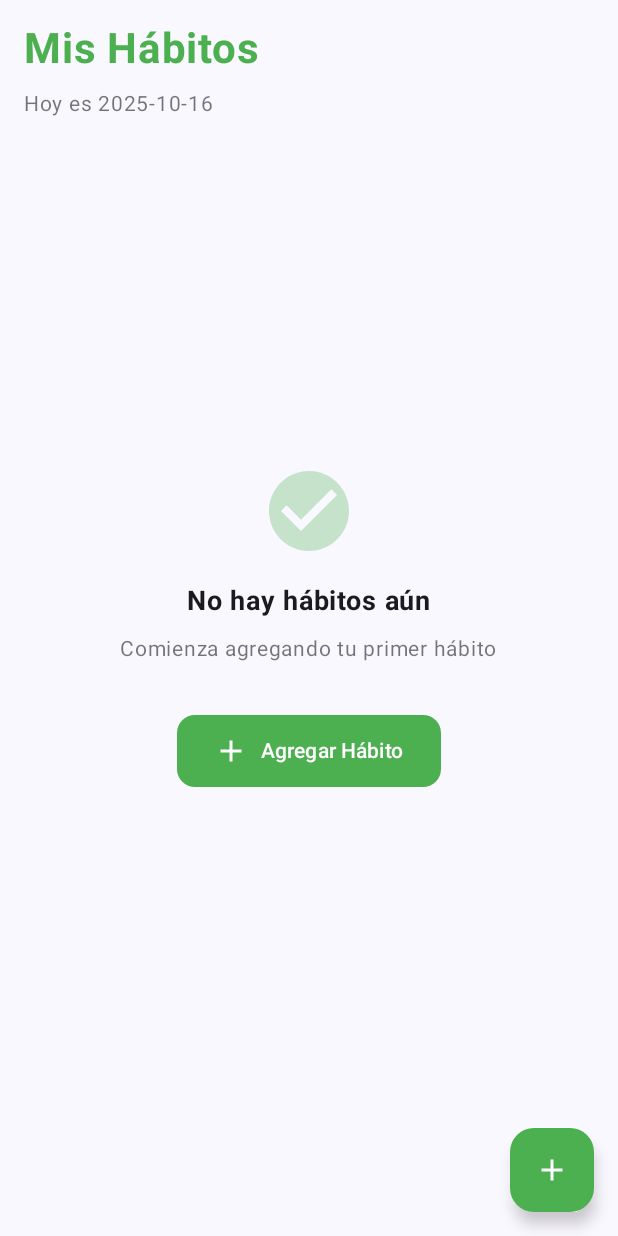
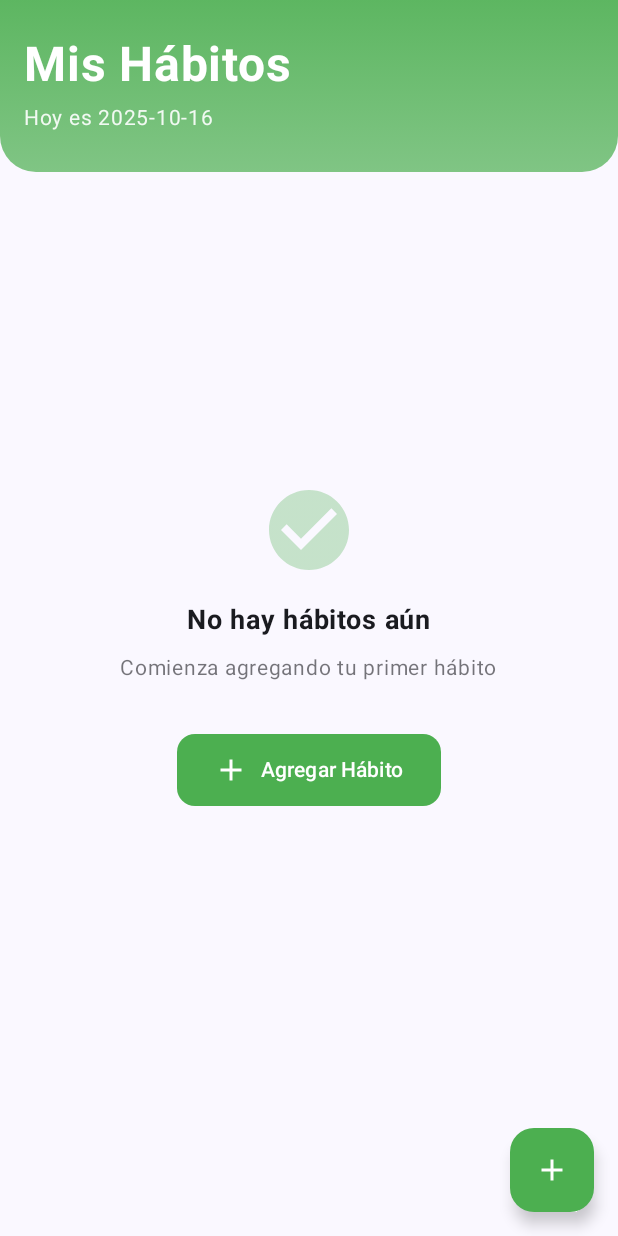
Before and after one commit to RdzJJ/app_nativa_appsmoviles, an Android app built with Jetpack Compose: the composable HomeScreen shown on its own in the app's theme, on a phone screen of 412 x 824 dp. Run offline under Robolectric (Android 15) with nearby library versions, the phone set to English and light mode, and no system bars.

Commit message:
Updates home screen UI with header
Improves the home screen's appearance by adding a visually appealing header with a gradient background.

This change enhances the user experience by providing a more engaging and informative welcome section on the home screen.

```diff
--- a/app/src/main/java/co/edu/upb/vitahabittracker/ui/screens/HomeScreen.kt
+++ b/app/src/main/java/co/edu/upb/vitahabittracker/ui/screens/HomeScreen.kt
@@ -16,6 +16,7 @@ import androidx.compose.runtime.*
 import androidx.compose.ui.Alignment
 import androidx.compose.ui.Modifier
 import androidx.compose.ui.draw.alpha
+import androidx.compose.ui.graphics.Color
 import androidx.compose.ui.res.stringResource
 import androidx.compose.ui.text.font.FontWeight
 import androidx.compose.ui.text.style.TextDecoration
@@ -43,31 +44,57 @@ fun HomeScreen(
         modifier =
             Modifier.fillMaxSize().background(color = MaterialTheme.colorScheme.background)
     ) {
-        Column(
+        Column(modifier = Modifier.fillMaxSize()) {
+            // Header con fondo verde
+            Box(
                 modifier =
-                Modifier.fillMaxSize()
-                    .padding(horizontal = 16.dp)
-                    .padding(
-                        top = 16.dp,
-                        bottom = 96.dp
-                    ) // Space for nav bar (80dp) + extra spacing
+                    Modifier.fillMaxWidth()
+                        .background(
+                            brush =
+                                androidx.compose.ui.graphics.Brush
+                                    .verticalGradient(
+                                        colors =
+                                            listOf(
+                                                GreenPrimary
+                                                    .copy(
+                                                        alpha =
+                                                            0.9f
+                                                    ),
+                                                GreenPrimary
+                                                    .copy(
+                                                        alpha =
+                                                            0.7f
+                                                    )
+                                            )
+                                    ),
+                            shape = RoundedCornerShape(bottomStart = 24.dp, bottomEnd = 24.dp)
+                        )
+                        .padding(horizontal = 16.dp, vertical = 24.dp)
             ) {
-            // Header
+                Column {
                     Text(
                         text = stringResource(R.string.home_title),
-                fontSize = 28.sp,
+                        fontSize = 32.sp,
                         fontWeight = FontWeight.Bold,
-                color = GreenPrimary,
-                modifier = Modifier.padding(bottom = 8.dp)
+                        color = Color.White,
+                        modifier = Modifier.padding(bottom = 4.dp)
                     )
 
                     Text(
                         text = "Hoy es ${java.time.LocalDate.now()}",
                         fontSize = 14.sp,
-                color = MaterialTheme.colorScheme.onBackground.copy(alpha = 0.6f),
-                modifier = Modifier.padding(bottom = 24.dp)
+                        color = Color.White.copy(alpha = 0.9f)
                     )
+                }
+            }
 
+            // Contenido principal
+            Column(
+                modifier =
+                    Modifier.fillMaxSize()
+                        .padding(horizontal = 16.dp)
+                        .padding(top = 16.dp, bottom = 96.dp)
+            ) {
                 // Habits List or Empty State
                 if (habits.isEmpty()) {
                     // Empty State
@@ -129,6 +156,7 @@ fun HomeScreen(
                         }
 
                         item { Spacer(modifier = Modifier.height(16.dp)) }
+                    }
                 }
             }
         }
```
Lines whose indentation alone changed are shown as unchanged.
